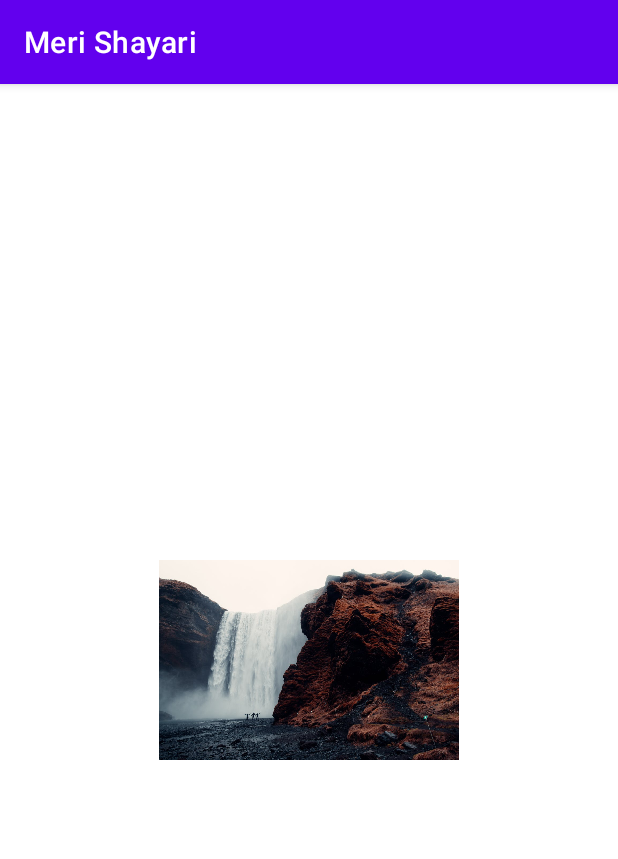
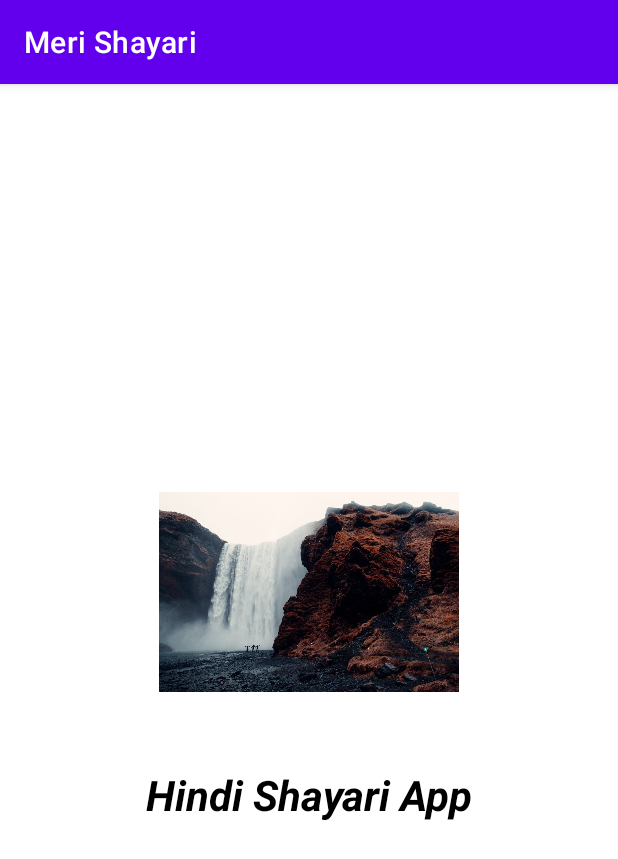
Before and after one commit to Peelu-Dev/Shayari-App, an Android app: the SplashScreen screen opened directly, with no data from a screen before it, on a phone screen of 412 x 824 dp. Shown: the top 859 px of the screen. Run offline under Robolectric (Android 15) with nearby library versions, the phone set to English and light mode, and no system bars.

```diff
--- a/app/src/main/res/layout/activity_splash_screen.xml
+++ b/app/src/main/res/layout/activity_splash_screen.xml
@@ -10,10 +10,24 @@
         android:id="@+id/imageView"
         android:layout_width="200dp"
         android:layout_height="200dp"
+        android:contentDescription="@string/logo"
         app:layout_constraintBottom_toBottomOf="parent"
         app:layout_constraintEnd_toEndOf="parent"
         app:layout_constraintStart_toStartOf="parent"
         app:layout_constraintTop_toTopOf="parent"
-        app:srcCompat="@drawable/logo"
-        android:contentDescription="@string/logo" />
+        app:layout_constraintVertical_bias="0.42000002"
+        app:srcCompat="@drawable/logo" />
+
+    <TextView
+        android:id="@+id/spScreenText"
+        android:layout_width="wrap_content"
+        android:layout_height="wrap_content"
+        android:layout_marginTop="16dp"
+        android:text="@string/spScreenTV"
+        android:textColor="@color/black"
+        android:textSize="28sp"
+        android:textStyle="bold|italic"
+        app:layout_constraintEnd_toEndOf="parent"
+        app:layout_constraintStart_toStartOf="parent"
+        app:layout_constraintTop_toBottomOf="@+id/imageView" />
 </androidx.constraintlayout.widget.ConstraintLayout>
--- a/app/src/main/res/values/strings.xml
+++ b/app/src/main/res/values/strings.xml
@@ -1,4 +1,5 @@
 <resources>
     <string name="app_name">Meri Shayari</string>
     <string name="logo">TODO</string>
+    <string name="spScreenTV">Hindi Shayari App</string>
 </resources>
```
Also changed, not shown: app/src/main/res/font/bold.ttf (added), app/src/main/res/font/regular.ttf (added).
